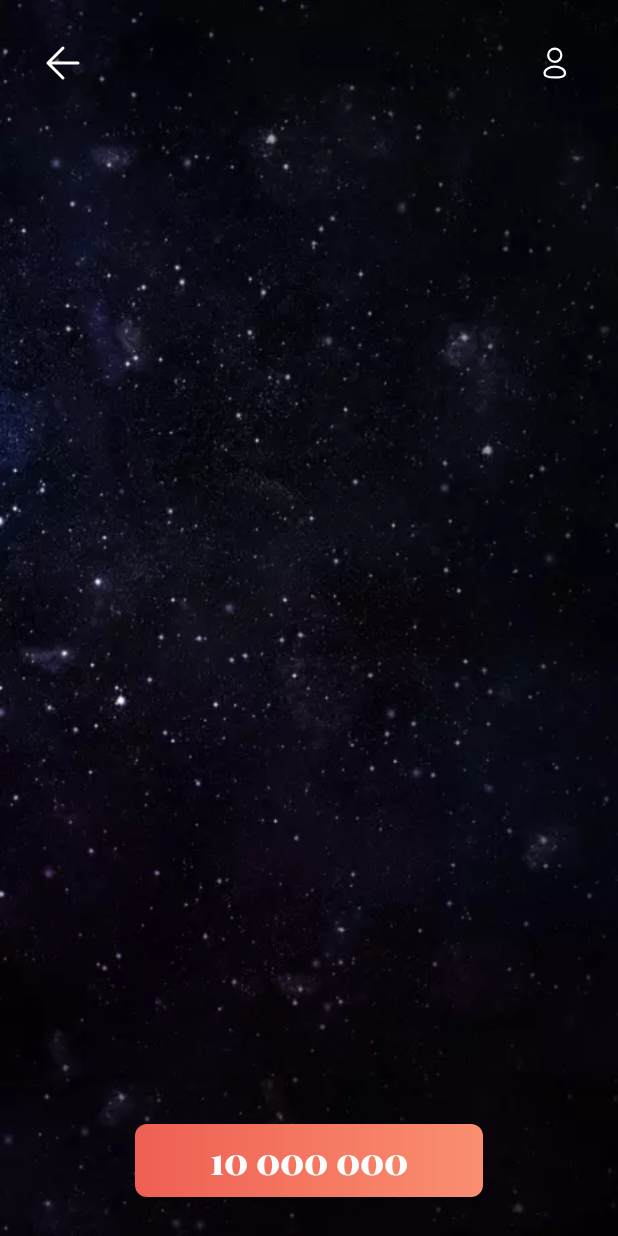
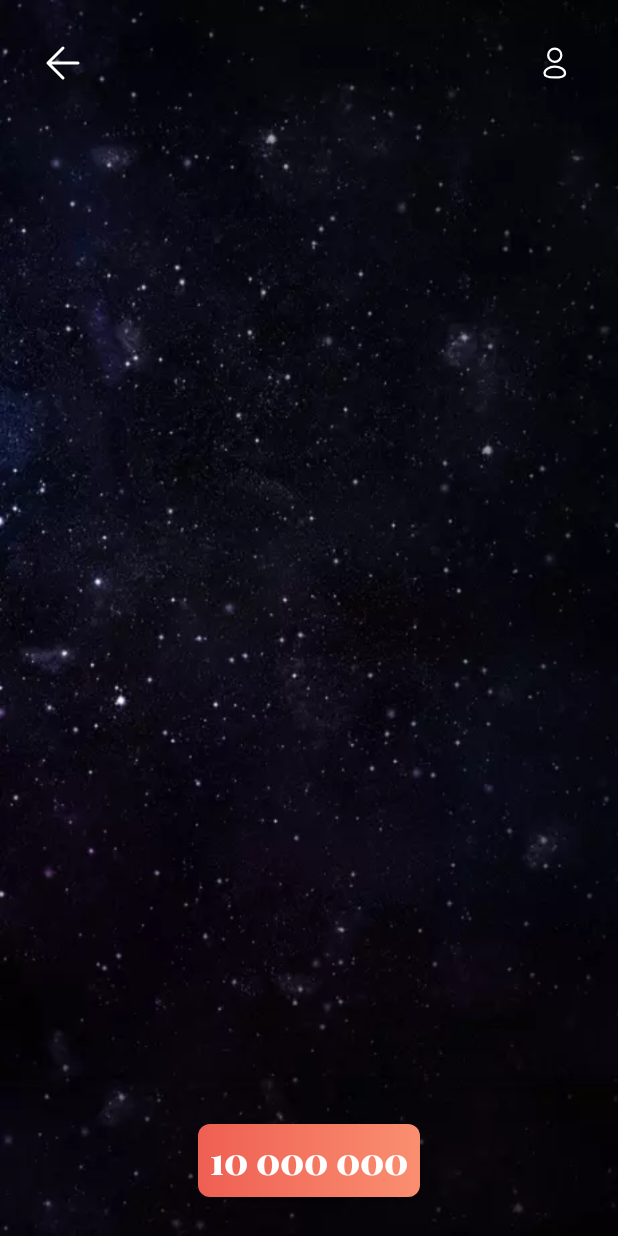
Before and after one commit to MxWild/BeFirstOnTheMoon, an Android app: the screen it shows after launch (MainActivity), on a phone screen of 412 x 824 dp. Run offline under Robolectric (Android 15) with nearby library versions, the phone set to English and light mode, and no system bars; libraries missing offline, so code that uses them is left out: gov.nasa.worldwind; 2 statements that could not run were skipped.

Commit message:
fix conflicts

```diff
--- a/app/src/main/res/values/dimens.xml
+++ b/app/src/main/res/values/dimens.xml
@@ -3,8 +3,6 @@
     <dimen name="margin_button_bottom">26dp</dimen>
     <dimen name="button_background_corner">8dp</dimen>
     <dimen name="button_padding">8dp</dimen>
-    <dimen name="button_padding_start">50dp</dimen>
-    <dimen name="button_padding_end">50dp</dimen>
     <dimen name="button_width">230dp</dimen>
     <dimen name="button_height">60dp</dimen>
 </resources>
--- a/app/src/main/res/values/styles.xml
+++ b/app/src/main/res/values/styles.xml
@@ -6,8 +6,6 @@
         <item name="android:textColor">@color/white</item>
         <item name="android:background">@drawable/button_background</item>
         <item name="android:padding">@dimen/button_padding</item>
-        <item name="android:paddingStart">@dimen/button_padding_start</item>
-        <item name="android:paddingEnd">@dimen/button_padding_end</item>
         <item name="android:layout_width">@dimen/button_width</item>
         <item name="android:layout_height">@dimen/button_height</item>
         <item name="android:layout_marginBottom">@dimen/margin_button_bottom</item>
```
Also changed, not shown: app/src/main/res/layout/fragment_choose.xml (line endings or trailing spaces).
